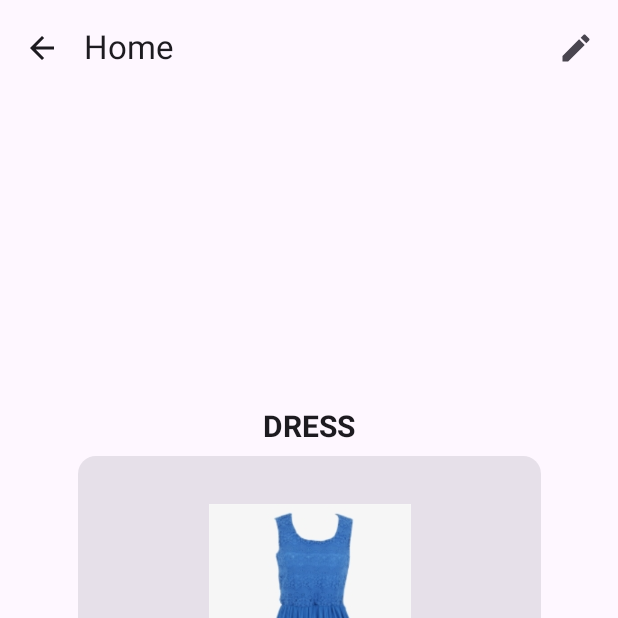
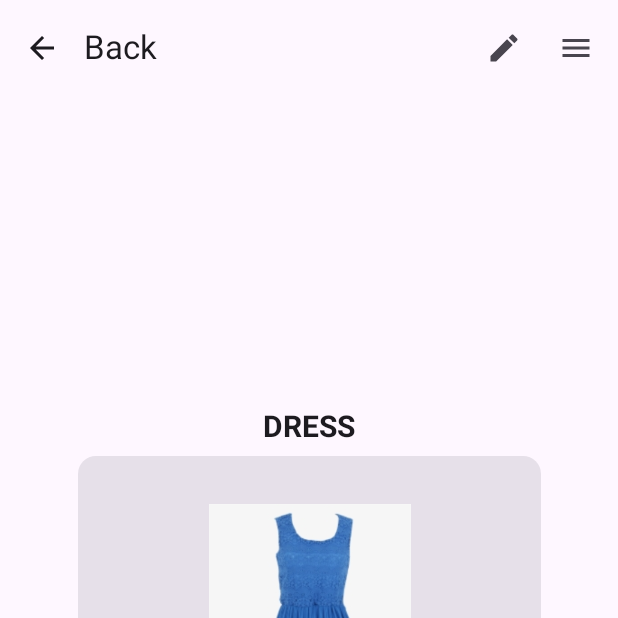
Before and after one commit to SeattleColleges/belindas-closet-android, an Android app built with Jetpack Compose: the ProductDetailPage screen opened through its navigation route, after a tap on "More Info", on a phone screen of 412 x 824 dp, the top half of it. Run offline under Robolectric (Android 15) with nearby library versions, the phone set to English and light mode, and no system bars.

Commit message:
belindas-closet-android_2_97_navigation-bar (#114)
* Tabs added to TopAppBar in products detail page ONLY

* Removed tabs

* Drawer Icon added to ProductDetails Page. Non functioning.

* Back button on ProductDetail.kt now says 'Home' next to back arrow.

* Remove Scaffolding from Home.kt

* Menu icon added to ProductDetail.kt and IndividualProduct.kt. Pushed to right side of Nav bar and edit icon. No functionality.

---------

Co-authored-by: taylorpapke <94101953+taylorpapke@users.noreply.github.com>

```diff
--- a/app/src/main/java/com/example/belindas_closet/screen/Home.kt
+++ b/app/src/main/java/com/example/belindas_closet/screen/Home.kt
@@ -1,5 +1,6 @@
 package com.example.belindas_closet.screen
 
+import android.graphics.drawable.Icon
 import androidx.compose.foundation.Image
 import androidx.compose.foundation.clickable
 import androidx.compose.foundation.layout.Arrangement
@@ -7,13 +8,23 @@ import androidx.compose.foundation.layout.Column
 import androidx.compose.foundation.layout.Row
 import androidx.compose.foundation.layout.Spacer
 import androidx.compose.foundation.layout.fillMaxSize
+import androidx.compose.foundation.layout.fillMaxWidth
 import androidx.compose.foundation.layout.padding
 import androidx.compose.foundation.layout.size
 import androidx.compose.foundation.layout.wrapContentSize
 import androidx.compose.foundation.lazy.LazyColumn
 import androidx.compose.foundation.lazy.items
+import androidx.compose.material.icons.Icons
+import androidx.compose.material.icons.filled.ArrowBack
+import androidx.compose.material.icons.filled.Edit
+import androidx.compose.material.icons.filled.Menu
 import androidx.compose.material3.Button
 import androidx.compose.material3.Card
+import androidx.compose.material3.TopAppBar
+import androidx.compose.material3.ExperimentalMaterial3Api
+import androidx.compose.material3.Icon
+import androidx.compose.material3.IconButton
+import androidx.compose.material3.Scaffold
 import androidx.compose.material3.Text
 import androidx.compose.material3.TextButton
 import androidx.compose.runtime.Composable
@@ -35,8 +46,10 @@ import com.example.belindas_closet.data.Datasource
 import com.example.belindas_closet.model.Product
 
 
+@OptIn(ExperimentalMaterial3Api::class)
 @Composable
 fun HomePage(navController: NavController) {
+
     Row(
         modifier = Modifier
             .size(125.dp)
--- a/app/src/main/java/com/example/belindas_closet/screen/IndividualProduct.kt
+++ b/app/src/main/java/com/example/belindas_closet/screen/IndividualProduct.kt
@@ -36,17 +36,29 @@ import com.example.belindas_closet.R
 import com.example.belindas_closet.Routes
 import com.example.belindas_closet.model.Product
 import com.example.belindas_closet.data.Datasource
+import androidx.activity.compose.BackHandler
+import androidx.compose.foundation.background
+import androidx.compose.foundation.layout.fillMaxSize
+import androidx.compose.foundation.layout.padding
+import androidx.compose.material.icons.filled.Menu
+import androidx.compose.material3.*
+import androidx.compose.material3.TabRowDefaults.tabIndicatorOffset
+import androidx.compose.runtime.*
 
 @OptIn(ExperimentalMaterial3Api::class)
 @Composable
 fun IndividualProductPage(navController: NavController, productId: String) {
+
+    var drawerState by remember { mutableStateOf(DrawerValue.Closed) }
+
     Scaffold(
+
         modifier = Modifier
             .fillMaxSize(),
         topBar = {
             /* Back arrow that navigates back to login page */
             TopAppBar(
-                title = { Text("Home") },
+                title = { Text("Back") },
                 navigationIcon = {
                     IconButton(
                         onClick = {
@@ -55,7 +67,7 @@ fun IndividualProductPage(navController: NavController, productId: String) {
                     ) {
                         Icon(
                             imageVector = Icons.Default.ArrowBack,
-                            contentDescription = "Back to Home page"
+                            contentDescription = "Back to Product page"
                         )
                     }
                 },
@@ -66,6 +78,13 @@ fun IndividualProductPage(navController: NavController, productId: String) {
                         }
                     ) {
                         Icon(imageVector = Icons.Default.Edit, contentDescription = "Edit")
+                    }
+                    IconButton(
+                        onClick = {
+                            drawerState = DrawerValue.Open
+                        }
+                    ) {
+                        Icon(imageVector = Icons.Default.Menu, contentDescription = "Menu")
                     }
                 }
             )
--- a/app/src/main/java/com/example/belindas_closet/screen/ProductDetail.kt
+++ b/app/src/main/java/com/example/belindas_closet/screen/ProductDetail.kt
@@ -15,7 +15,11 @@ import androidx.compose.foundation.lazy.items
 import androidx.compose.material.icons.Icons
 import androidx.compose.material.icons.filled.ArrowBack
 import androidx.compose.material.icons.filled.Edit
+import androidx.compose.material.icons.filled.Menu
 import androidx.compose.material3.Card
+import androidx.compose.material3.DrawerValue
+import androidx.compose.material3.DropdownMenu
+import androidx.compose.material3.DropdownMenuItem
 import androidx.compose.material3.ExperimentalMaterial3Api
 import androidx.compose.material3.Icon
 import androidx.compose.material3.IconButton
@@ -23,7 +27,12 @@ import androidx.compose.material3.Scaffold
 import androidx.compose.material3.Text
 import androidx.compose.material3.TextButton
 import androidx.compose.material3.TopAppBar
+import androidx.compose.material3.rememberDrawerState
 import androidx.compose.runtime.Composable
+import androidx.compose.runtime.getValue
+import androidx.compose.runtime.mutableStateOf
+import androidx.compose.runtime.remember
+import androidx.compose.runtime.setValue
 import androidx.compose.ui.Alignment
 import androidx.compose.ui.Modifier
 import androidx.compose.ui.graphics.Color
@@ -44,6 +53,9 @@ import com.example.belindas_closet.data.Datasource
 @OptIn(ExperimentalMaterial3Api::class)
 @Composable
 fun ProductDetailPage(navController: NavController) {
+
+    var drawerState by remember { mutableStateOf(DrawerValue.Closed) }
+
     Scaffold(
         modifier = Modifier
             .fillMaxSize(),
@@ -74,9 +86,18 @@ fun ProductDetailPage(navController: NavController) {
                     ) {
                         Icon(imageVector = Icons.Default.Edit, contentDescription = "Edit")
                     }
+                    IconButton(
+                        onClick = {
+                            drawerState = DrawerValue.Open
+                        }
+                    ) {
+                        Icon(imageVector = Icons.Default.Menu, contentDescription = "Menu")
+                    }
+
                 }
             )
         },
+
     ) { innerPadding ->
         val modifier = Modifier.padding(innerPadding)
         Column(
```
Also changed, not shown: app/build.gradle (+5 -4 lines).
